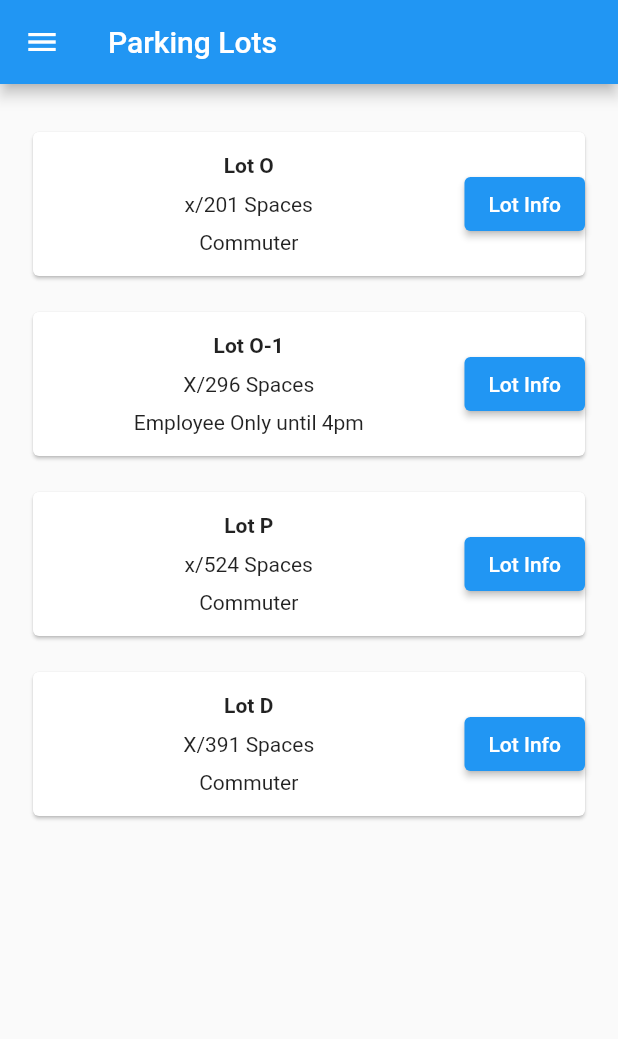
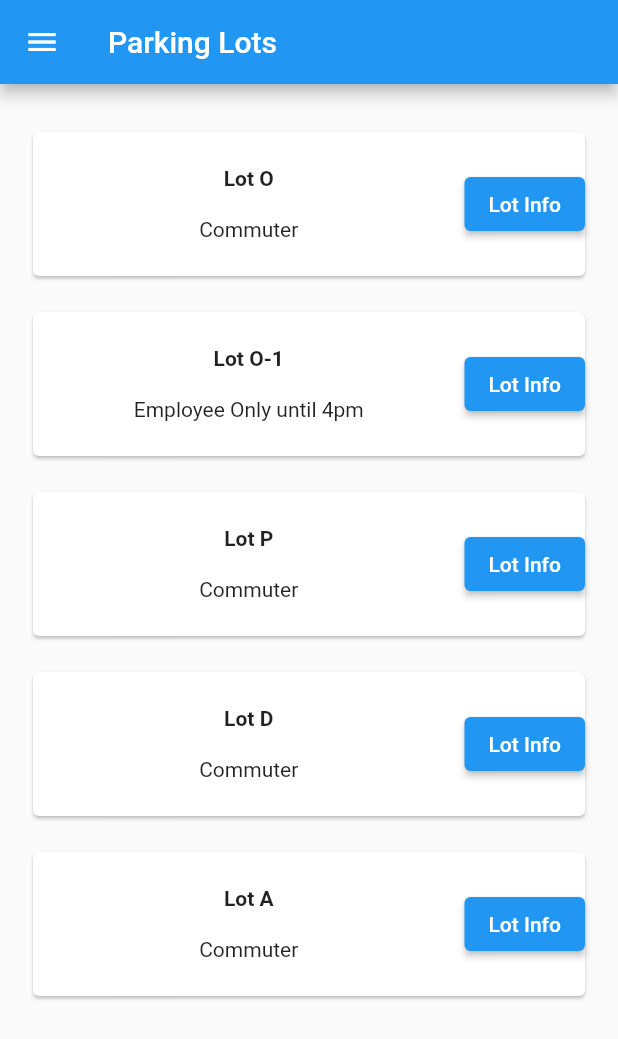
Before and after one commit to MathewTWilliams/RowanParkingApp, a Flutter app: the screen it shows after launch, on a phone screen of 412 x 824 dp. Shown: the top 1039 px of the screen. Run offline on Flutter 3.47's test engine with Material 2 defaults, Android fonts, the phone set to English and light mode, and no system bars; our stand-ins replace flutter_secure_storage; missing offline and left inert: flutter_appauth; network calls fail.

Commit message:
adjusted lots layout
so the lots currently all go to another class in the new lotinfo_widget.dart file i added
BUT those can be removed, after the API call is working, into a single Class instead of one for every lot.

```diff
--- a/rowan_parking_app/lib/content_widgets/lots_widget.dart
+++ b/rowan_parking_app/lib/content_widgets/lots_widget.dart
@@ -1,6 +1,6 @@
 import 'dart:convert';
 
-import 'checkin_widget.dart';
+import 'lotinfo_widget.dart';
 
 import 'package:flutter/material.dart';
 import 'package:flutter/cupertino.dart';
@@ -10,6 +10,8 @@ import 'package:http/http.dart' as http;
 const String serverURL = "3.137.195.9";
 
 void main() => runApp(const MaterialApp(home: LotsWidget()));
+
+//figure out how to grab information from the server than convert them to strings here
 
 class LotsWidget extends StatefulWidget {
   const LotsWidget({Key? key}) : super(key: key);
@@ -35,20 +37,19 @@ class LotsWidgetState extends State<LotsWidget> {
           children: <Widget> [
             CheckinBox(
                 lotName: 'Lot O',
-                rating: 'x/201 Spaces',
                 permission: 'Commuter'),
             CheckinBox(
                 lotName: 'Lot O-1',
-                rating: 'X/296 Spaces',
                 permission: 'Employee Only until 4pm'),
             CheckinBox(
                 lotName: 'Lot P',
-                rating: 'x/524 Spaces',
                 permission: 'Commuter'),
             CheckinBox(
                 lotName: 'Lot D',
-                rating: 'X/391 Spaces',
                 permission: 'Commuter'),
+            CheckinBox(
+              lotName: 'Lot A',
+              permission: 'Commuter'),
           ],
         )
     );
@@ -56,27 +57,14 @@ class LotsWidgetState extends State<LotsWidget> {
 }
 
 class Lots {
-  final int userId;
-  final int id;
-  final String title;
-
-  Lots({
-    required this.userId,
-    required this.id,
-    required this.title,
-  });
-
-  factory Lots.fromJson(Map<String, dynamic> json) {
-    return Lots(
-      userId: json['userId'],
-      id: json['id'],
-      title: json['title'],
-    );
-  }
+  int venueId;
+  int id;
+  String title;
+  int spotsTaken;
+  int numSpaces;
 
   static Future<Lots> getLots() async {
-    final response = await http
-        .get(Uri.parse('https://jsonplaceholder.typicode.com/albums/1'));
+    final response = await http.get(Uri.parse('http://3.137.195.9/api/venues/1/lots/1'));
 
     if (response.statusCode == 200) {
       return Lots.fromJson(jsonDecode(response.body));
@@ -84,13 +72,30 @@ class Lots {
       throw Exception('Received invalid server response trying to GET Lots');
     }
   }
+
+  Lots({
+    required this.venueId,
+    required this.id,
+    required this.title,
+    required this.numSpaces,
+    required this.spotsTaken,
+  });
+
+  factory Lots.fromJson(Map<String, dynamic> json) {
+    return Lots(
+      venueId: json['VenueId'],
+      id: json['Id'],
+      title: json['LotName'],
+      numSpaces: json['NumSpaces'],
+      spotsTaken: json['SpotsTaken'],
+    );
+  }
 }
 
 // Holds the information for what goes into the CheckinBox for the above listView
 class CheckinBox extends StatelessWidget {
-  CheckinBox({required this.lotName, required this.rating, required this.permission});
+  CheckinBox({required this.lotName, required this.permission});
   String lotName;
-  String rating;
   String permission;
 
   @override
@@ -108,16 +113,39 @@ class CheckinBox extends StatelessWidget {
                         mainAxisAlignment: MainAxisAlignment.spaceEvenly,
                         children: <Widget>[
                           Text(lotName, style: const TextStyle(fontWeight:
-                          FontWeight.bold)), Text(rating), Text(permission),
+                          FontWeight.bold)), Text(permission),
                         ]
                     )
                 )
             ),
             ElevatedButton(child: const Text('Lot Info'),
               onPressed: (){ //Navigates to the Checkout screen
+              if(lotName == 'Lot O'){
                 Navigator.push(context,
-                  MaterialPageRoute(builder: (context)=> const CheckinWidget()),
+                  MaterialPageRoute(builder: (context)=> LotOWidget()),
                 );
+              }
+              if(lotName == 'Lot O-1'){
+                Navigator.push(context,
+                  MaterialPageRoute(builder: (context)=> LotO1Widget()),
+                );
+              }
+              if(lotName == 'Lot P'){
+                Navigator.push(context,
+                  MaterialPageRoute(builder: (context)=> LotPWidget()),
+                );
+              }
+              if(lotName == 'Lot D'){
+                Navigator.push(context,
+                  MaterialPageRoute(builder: (context)=> LotDWidget()),
+                );
+              }
+              if(lotName == 'Lot A'){
+                Navigator.push(context,
+                MaterialPageRoute(builder: (context)=> LotAWidget()),
+                );
+              }
+              else{ print("That lof doesn't have info yet. Sorry!");}
               },
             ),
           ],
@@ -132,10 +160,27 @@ return FutureBuilder<Lots>(
   future: futureLots,
   builder: (context, snapshot) {
     if (snapshot.hasData) {
-    return Text(snapshot.data!.userId.toString());
+    return Text(snapshot.data!.SpotsTaken.toString());
       } else {
         return Text('${snapshot.error}');
      }
    },
  );
- */
+ //As above but into the CheckinBox in the Scaffold portion of the app
+             Column(
+              children: <Widget>[
+                Center(
+                  child: FutureBuilder<Lots>(
+                    future: futureLots,
+                    builder: (context, snapshot) {
+                      if (snapshot.hasData) {
+                        return Text(snapshot.data!.spotsTaken.toString());
+                      } else {
+                        return Text('${snapshot.error}');
+                      }
+                    },
+                  ),
+                )
+                ],
+            ),
+*/
```
